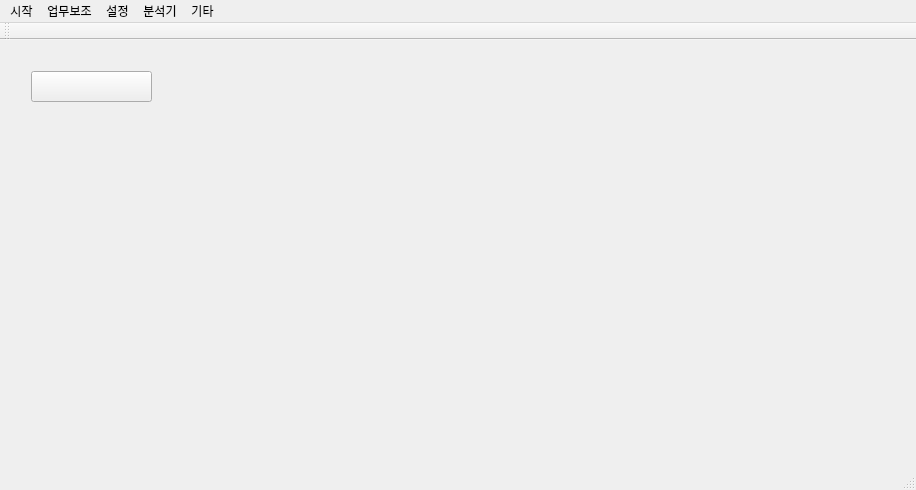
Old version of the form mainwindow.ui in the repository kimbakcho/FABWI.
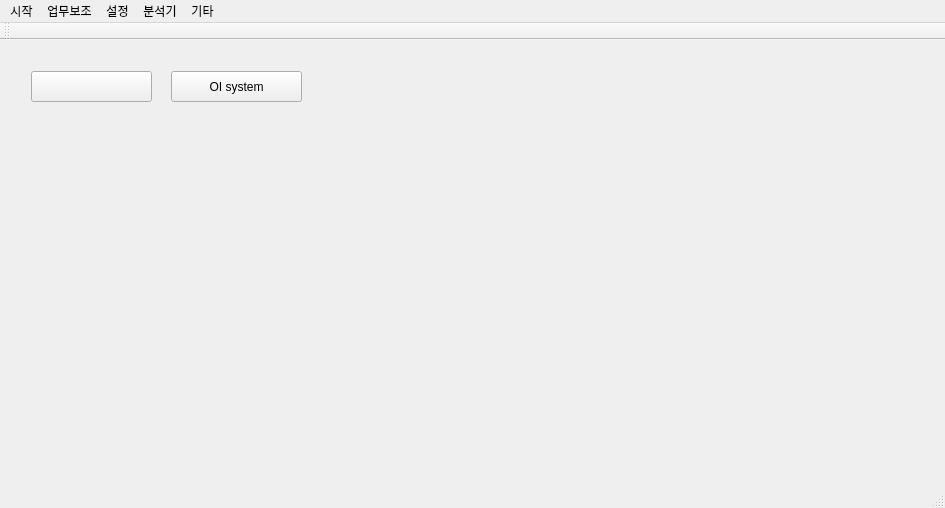
New version of the form. Icons and pictures are not drawn.

```diff
--- a/mainwindow.ui
+++ b/mainwindow.ui
@@ -6,8 +6,8 @@
    <rect>
     <x>0</x>
     <y>0</y>
-    <width>916</width>
-    <height>490</height>
+    <width>945</width>
+    <height>508</height>
    </rect>
   </property>
   <property name="windowTitle">
@@ -59,6 +59,28 @@
         <string/>
        </property>
       </widget>
+      <widget class="QPushButton" name="OI_startup">
+       <property name="geometry">
+        <rect>
+         <x>160</x>
+         <y>20</y>
+         <width>131</width>
+         <height>31</height>
+        </rect>
+       </property>
+       <property name="autoFillBackground">
+        <bool>false</bool>
+       </property>
+       <property name="text">
+        <string>OI system</string>
+       </property>
+       <property name="autoDefault">
+        <bool>false</bool>
+       </property>
+       <property name="flat">
+        <bool>false</bool>
+       </property>
+      </widget>
      </widget>
     </item>
    </layout>
@@ -68,7 +90,7 @@
     <rect>
      <x>0</x>
      <y>0</y>
-     <width>916</width>
+     <width>945</width>
      <height>21</height>
     </rect>
    </property>
```
Left out of the diff: 8 changed lines with no effect on the pictures.
